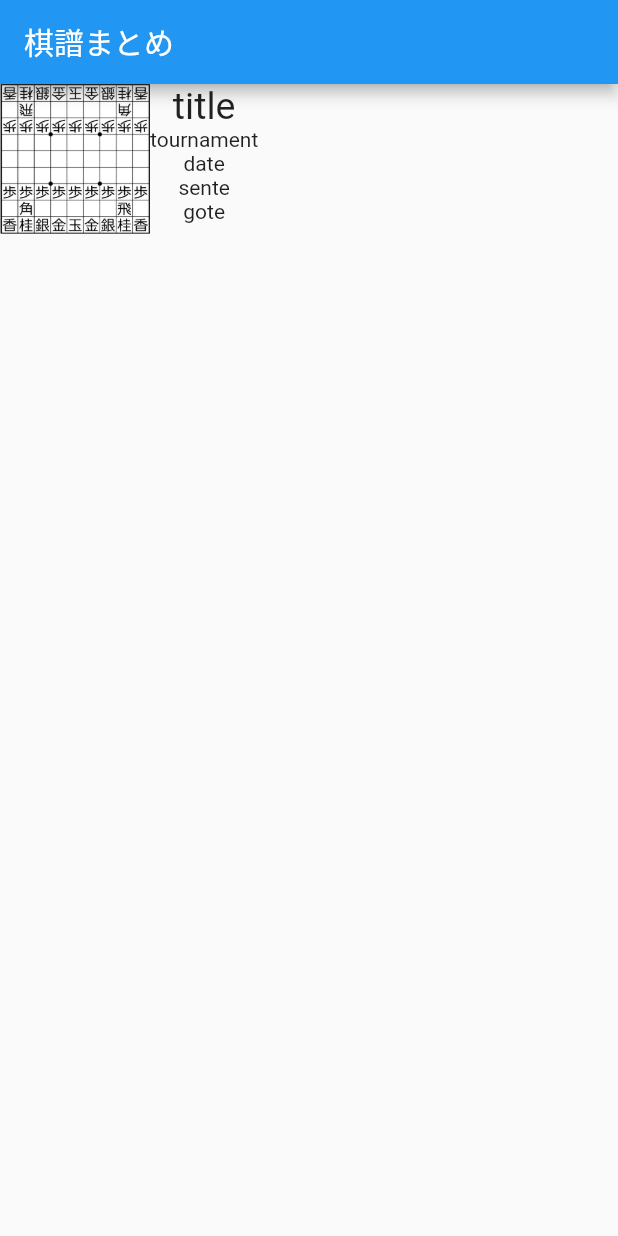
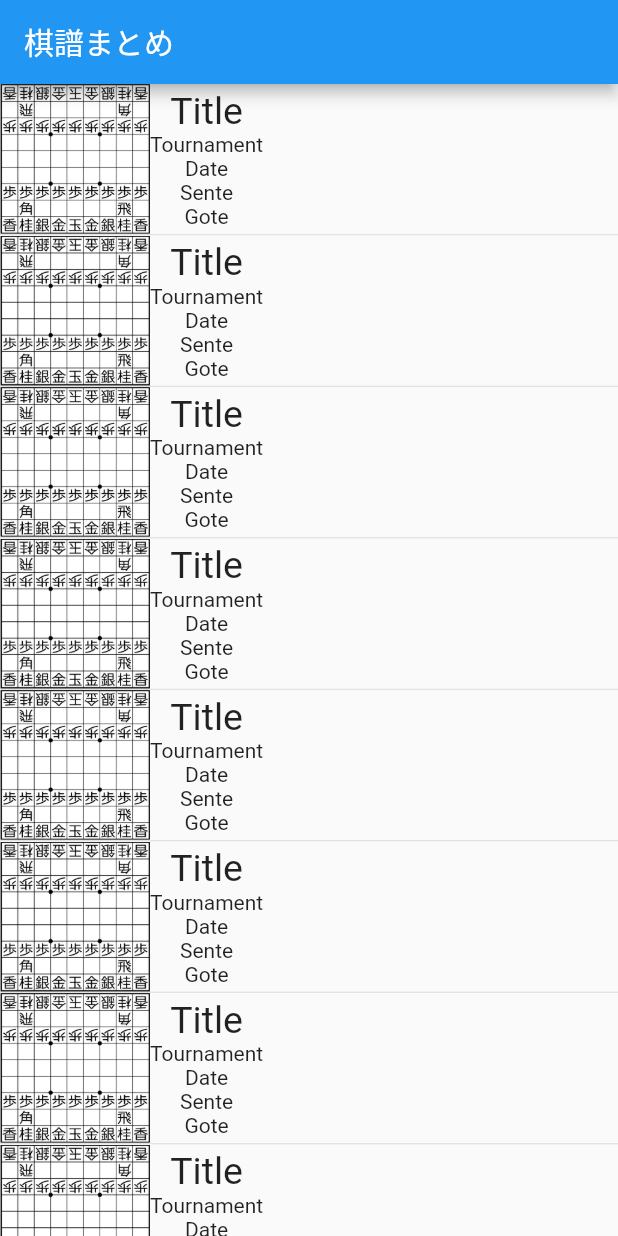
Before and after one commit to hmsket/kif-matome, a Flutter app: the screen it shows after launch, on a phone screen of 412 x 824 dp. Run offline on Flutter 3.47's test engine with Material 2 defaults, Android fonts, the light colour scheme and no system bars.

Commit message:
add: listviewを作った

```diff
--- /dev/null
+++ b/lib/kif_listview.dart
@@ -0,0 +1,43 @@
+import 'package:flutter/material.dart';
+
+class KifListview extends StatelessWidget {
+  const KifListview({super.key});
+
+  @override
+  Widget build(BuildContext context) {
+    final kifs = ['a', 'b', 'c', 'd', 'e', 'f', 'g', 'h', 'i'];
+
+    return Container(
+      child: (
+        ListView.builder(
+          itemCount: kifs.length,
+          itemBuilder: (context, index) {
+            return Column(
+              children: [
+                Row(
+                  children: [
+                    Container(
+                      alignment: Alignment.topLeft,
+                      width: 100,
+                      child: Image.asset('images/board.png'),
+                    ),
+                    Column(
+                      children: [
+                        Text('Title', style: TextStyle(fontSize: 25),),
+                        Text('Tournament'),
+                        Text('Date'),
+                        Text('Sente'),
+                        Text('Gote'),
+                      ],
+                    )
+                  ],
+                ),
+                Divider(height: 1,),
+              ],
+            );
+          },
+        )
+      ),
+    );
+  }
+}
--- a/lib/main.dart
+++ b/lib/main.dart
@@ -1,4 +1,6 @@
 import 'package:flutter/material.dart';
+
+import 'package:kif_matome/kif_listview.dart';
 
 void main() {
   runApp(const MyApp());
@@ -29,7 +31,6 @@ class MyHomePage extends StatefulWidget {
 }
 
 class _MyHomePageState extends State<MyHomePage> {
-
   @override
   Widget build(BuildContext context) {
     return Scaffold(
@@ -37,27 +38,8 @@ class _MyHomePageState extends State<MyHomePage> {
         title: const Text('棋譜まとめ'),
       ),
       body: Container(
-        child: (
-          Row(
-            children: [
-              Container(
-                alignment: Alignment.topLeft,
-                width: 100,
-                child: Image.asset('images/board.png'),
-              ),
-              Column(
-                children: [
-                  Text('title', style: TextStyle(fontSize: 25),),
-                  Text('tournament'),
-                  Text('date'),
-                  Text('sente'),
-                  Text('gote'),
-                ],
-              )
-            ],
-          )
-        ),
-      ),
+        child: KifListview(),
+      )
     );
   }
 }
```
